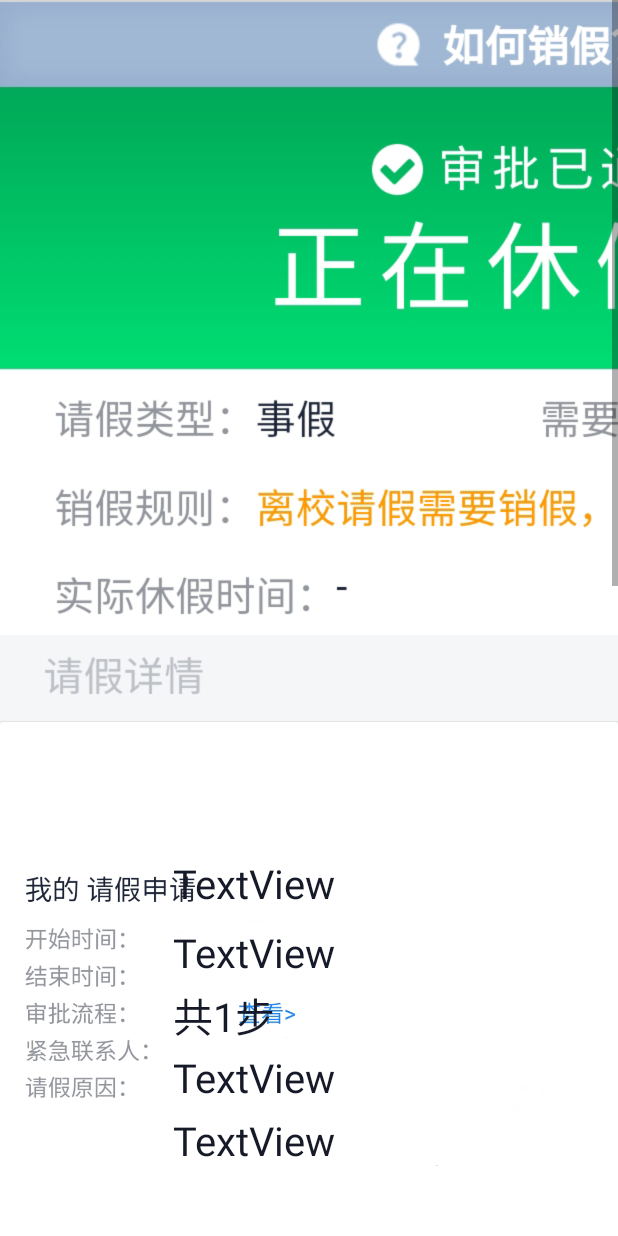
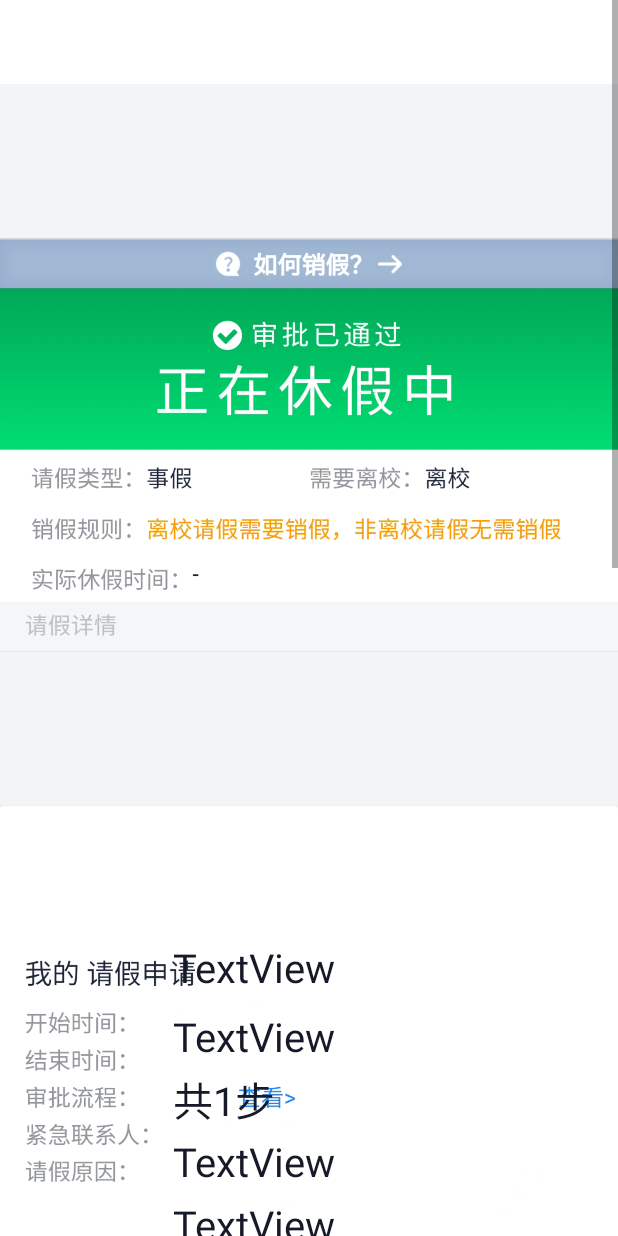
Before and after one commit to kirklin/cpdaily, an Android app: the layout fragment_detail.xml on its own in the app's theme, with its tools: preview values and no code run, on a phone screen of 412 x 824 dp. Run offline under Robolectric (Android 15) with nearby library versions, the phone set to English and light mode, and no system bars.

Commit message:
增加ToolBar

```diff
--- a/app/src/main/res/layout/detail_content2_layout.xml
+++ b/app/src/main/res/layout/detail_content2_layout.xml
@@ -8,7 +8,7 @@
 
     <androidx.constraintlayout.widget.ConstraintLayout
         android:layout_width="match_parent"
-        android:layout_height="match_parent">
+        android:layout_height="1150px">
 
         <ImageView
             android:id="@+id/imageView2"
--- a/app/src/main/res/layout/fragment_detail.xml
+++ b/app/src/main/res/layout/fragment_detail.xml
@@ -9,28 +9,71 @@
 
     <ScrollView
         android:layout_width="match_parent"
-        android:layout_height="match_parent">
+        android:layout_height="wrap_content">
 
-        <LinearLayout
+        <androidx.constraintlayout.widget.ConstraintLayout
+            android:id="@+id/linearLayout"
+            android:layout_width="match_parent"
+            android:layout_height="wrap_content">
+
+            <androidx.appcompat.widget.Toolbar
+                android:id="@+id/toolbar1"
                 android:layout_width="match_parent"
                 android:layout_height="wrap_content"
-            android:orientation="vertical">
+                android:background="?attr/colorPrimary"
+                android:minHeight="?attr/actionBarSize"
+                android:theme="?attr/actionBarTheme"
+                app:layout_constraintBottom_toTopOf="@+id/constraintLayout4"
+                app:layout_constraintEnd_toEndOf="parent"
+                app:layout_constraintStart_toStartOf="parent"
+                app:layout_constraintTop_toTopOf="parent" />
+
+            <androidx.constraintlayout.widget.ConstraintLayout
+                android:id="@+id/constraintLayout4"
+                android:layout_width="0dp"
+                android:layout_height="wrap_content"
+                app:layout_constraintBottom_toBottomOf="parent"
+                app:layout_constraintEnd_toEndOf="parent"
+                app:layout_constraintStart_toStartOf="parent">
 
                 <ImageView
                     android:id="@+id/imageView3"
-                android:layout_width="1080px"
+                    android:layout_width="wrap_content"
                     android:layout_height="722px"
-                android:src="@drawable/banner" />
+                    android:src="@drawable/banner"
+                    app:layout_constraintBottom_toBottomOf="parent"
+                    app:layout_constraintEnd_toEndOf="parent"
+                    app:layout_constraintStart_toStartOf="parent"
+                    app:layout_constraintTop_toTopOf="parent"
+                    app:layout_constraintVertical_bias="0.0" />
 
                 <include
                     android:id="@+id/detail_content1_layout"
-                layout="@layout/detail_content1_layout" />
+                    layout="@layout/detail_content1_layout"
+                    android:layout_width="wrap_content"
+                    android:layout_height="wrap_content"
+                    app:layout_constraintBottom_toBottomOf="parent"
+                    app:layout_constraintEnd_toEndOf="parent"
+                    app:layout_constraintHorizontal_bias="1.0"
+                    app:layout_constraintStart_toStartOf="parent"
+                    app:layout_constraintTop_toBottomOf="@+id/imageView3"
+                    app:layout_constraintVertical_bias="0.0" />
 
                 <include
                     android:id="@+id/detail_content2_layout"
-                layout="@layout/detail_content2_layout" />
+                    layout="@layout/detail_content2_layout"
+                    android:layout_width="wrap_content"
+                    android:layout_height="wrap_content"
+                    app:layout_constraintBottom_toBottomOf="parent"
+                    app:layout_constraintEnd_toEndOf="parent"
+                    app:layout_constraintHorizontal_bias="0.0"
+                    app:layout_constraintStart_toStartOf="parent"
+                    app:layout_constraintTop_toBottomOf="@+id/detail_content1_layout"
+                    app:layout_constraintVertical_bias="1.0" />
+            </androidx.constraintlayout.widget.ConstraintLayout>
 
 
-        </LinearLayout>
+        </androidx.constraintlayout.widget.ConstraintLayout>
     </ScrollView>
+
 </FrameLayout>
--- a/app/src/main/res/values/styles.xml
+++ b/app/src/main/res/values/styles.xml
@@ -1,6 +1,6 @@
 <resources>
     <!-- Base application theme. -->
-    <style name="AppTheme" parent="Theme.AppCompat.Light.DarkActionBar">
+    <style name="AppTheme" parent="Theme.AppCompat.Light.NoActionBar">
         <!-- Customize your theme here. -->
         <item name="colorPrimary">@color/toolbarcolor</item>
         <item name="colorPrimaryDark">#E4E3E6</item>
```
Lines whose indentation alone changed are shown as unchanged.
